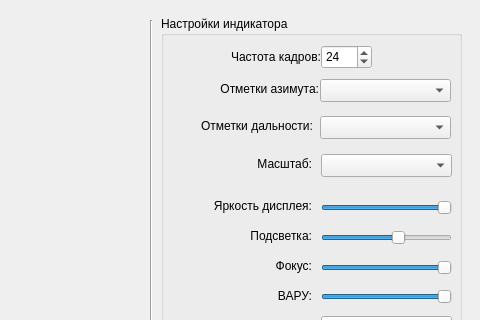
This is indicatordrl.ui in oln0ry/IKO as Qt 5 draws it before an edit; both pictures show x 389 to 869 and y 0 to 320 of the 869 by 822 pixel window. The edited form follows.
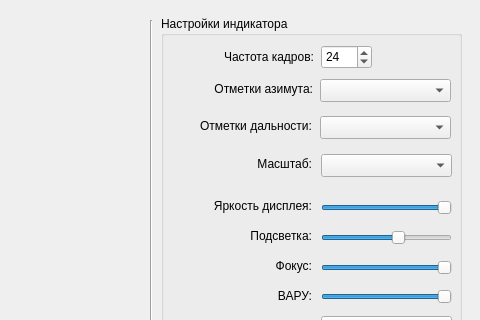
This is the edited form. Custom widgets are drawn as their Qt base class.

Commit message: Доработки интерфейса + возможность генерации пассивных помех в заданном радиусе

Diff of the .ui file:
```diff
--- a/indicatordrl.ui
+++ b/indicatordrl.ui
@@ -62,7 +62,7 @@
    <widget class="QLabel" name="LabelFrameFrequency">
     <property name="geometry">
      <rect>
-      <x>49</x>
+      <x>42</x>
       <y>30</y>
       <width>111</width>
       <height>21</height>
@@ -129,7 +129,7 @@
    <widget class="QLabel" name="LabelAzimuthMarks">
     <property name="geometry">
      <rect>
-      <x>37</x>
+      <x>31</x>
       <y>65</y>
       <width>121</width>
       <height>16</height>
@@ -171,7 +171,7 @@
    <widget class="QLabel" name="LabelRangeMarks">
     <property name="geometry">
      <rect>
-      <x>21</x>
+      <x>20</x>
       <y>102</y>
       <width>131</width>
       <height>16</height>
```
The commit also changes 2 other files.
